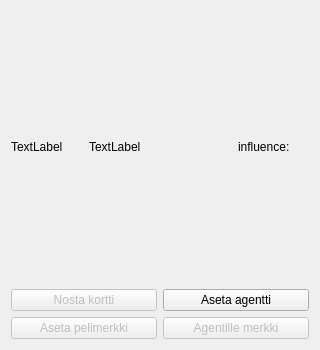
Old version of the form ElectionGame/Student/kaupunginosa.ui in the repository elguitar/los-horos.
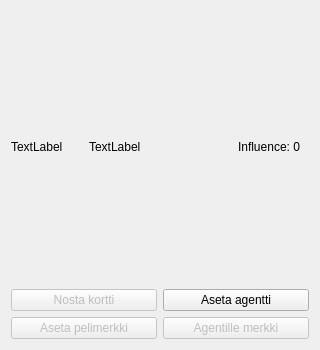
New version of the form.

Commit message: =kierroslaskuri muutettu, ui:t fiksattu

```diff
--- a/ElectionGame/Student/kaupunginosa.ui
+++ b/ElectionGame/Student/kaupunginosa.ui
@@ -92,7 +92,7 @@
    <item row="0" column="3">
     <widget class="QLabel" name="influence">
      <property name="text">
-      <string>influence:</string>
+      <string>Influence: 0</string>
      </property>
     </widget>
    </item>
```
The commit also changes 3 other files.
